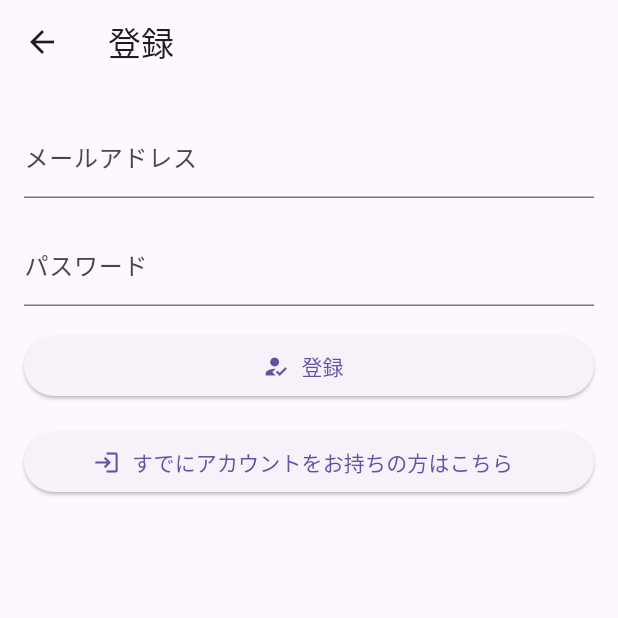
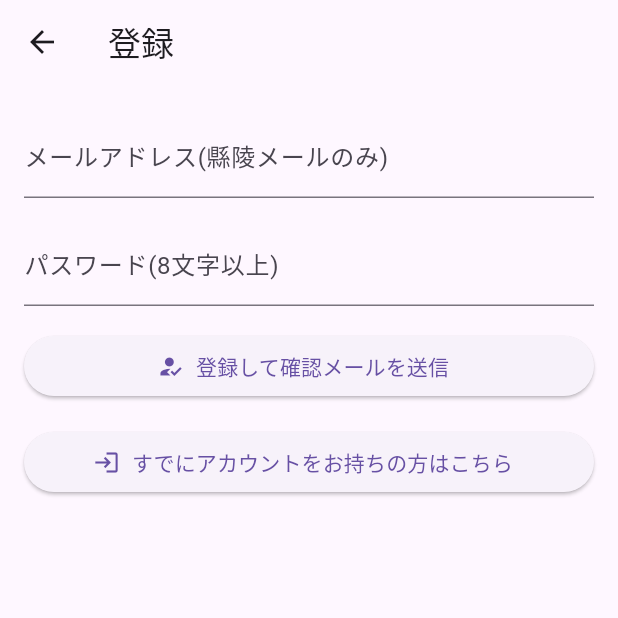
Before and after one commit to yuki-4201/Door_App_Public, a Flutter app: the RegisterPage screen opened directly, on a phone screen of 412 x 824 dp, the top half of it. Run offline on Flutter 3.47's test engine with Material 3 defaults, Android fonts, the light colour scheme and no system bars; our stand-ins replace flutter_dotenv, flutter_secure_storage, supabase_flutter; accounts and stored records are empty.

Commit message:
Update register_page.dart

```diff
--- a/lib/pages/register_page.dart
+++ b/lib/pages/register_page.dart
@@ -61,7 +61,7 @@ class _RegisterPageState extends State<RegisterPage> {
             TextFormField(
               controller: _emailController,
               decoration: const InputDecoration(
-                label: Text('メールアドレス'),
+                label: Text('メールアドレス(縣陵メールのみ)'),
               ),
               validator: (val) {
                 if (val == null || val.isEmpty) {
@@ -77,14 +77,14 @@ class _RegisterPageState extends State<RegisterPage> {
               controller: _passwordController,
               obscureText: true,
               decoration: const InputDecoration(
-                label: Text('パスワード'),
+                label: Text('パスワード(8文字以上)'),
               ),
               validator: (val) {
                 if (val == null || val.isEmpty) {
                   return '必須';
                 }
-                if (val.length < 6) {
-                  return '6文字以上';
+                if (val.length < 8) {
+                  return '8文字以上';
                 }
                 return null;
               },
@@ -92,7 +92,7 @@ class _RegisterPageState extends State<RegisterPage> {
             formSpacer,
             ElevatedButton.icon(
               onPressed: _isLoading ? null : _signUp,
-              label: const Text('登録'),
+              label: const Text('登録して確認メールを送信'),
               icon: const Icon(Icons.how_to_reg),
             ),
             formSpacer,
```
